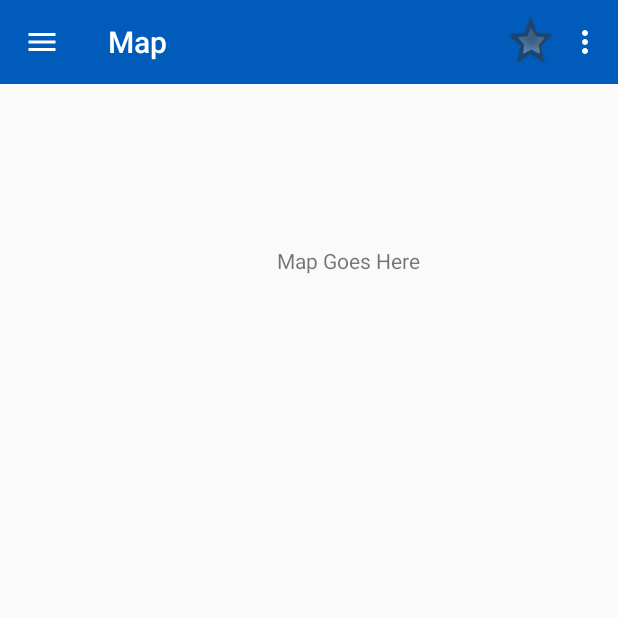
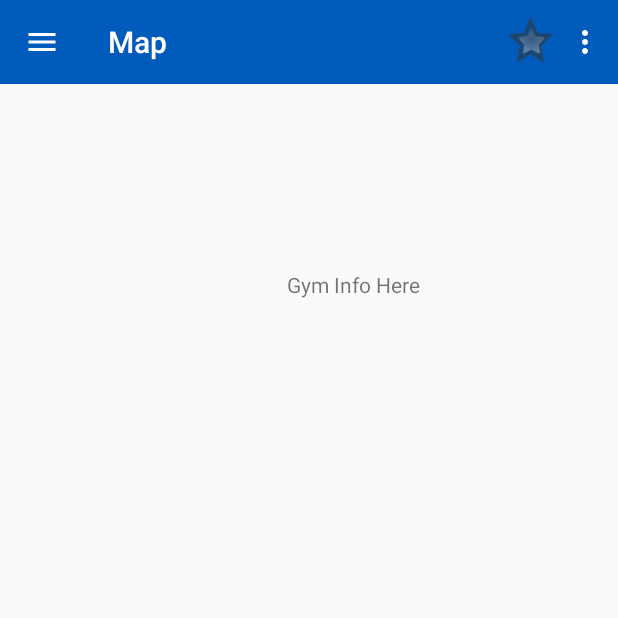
Before and after one commit to Gym-Brogrammers/AlumniApp, an Android app: the screen it shows after launch (MainActivity), in the side drawer, after a tap on "Map", on a phone screen of 412 x 824 dp, the top half of it. Run offline under Robolectric (Android 15) with nearby library versions, the light colour scheme and no system bars; 2 statements that could not run were skipped.

Commit message:
Finished Favorite Screen functionality. Currently depends on specific fragments and will only work within our app. Will look to make more reusable.

```diff
--- a/app/src/main/java/com/example/ubathletics/AlumniGymFragment.java
+++ b/app/src/main/java/com/example/ubathletics/AlumniGymFragment.java
@@ -2,6 +2,7 @@ package com.example.ubathletics;
 
 import android.app.Activity;
 import android.content.Context;
+import android.content.SharedPreferences;
 import android.os.Bundle;
 import android.support.annotation.NonNull;
 import android.support.v4.app.Fragment;
@@ -26,29 +27,42 @@ public class AlumniGymFragment extends Fragment {            //Sets up super bas
     public View onCreateView(@NonNull LayoutInflater inflater, ViewGroup container, Bundle savedInstanceState) {
         this.inflatedView = inflater.inflate(R.layout.alumni_fragment_layout, container, false);
 
+        activity.setTitle(R.string.gym_header);
+
+
         favoriteButton = inflatedView.findViewById(R.id.favoriteButton);
+        SharedPreferences pref = inflatedView.getContext().getSharedPreferences(getString(R.string.favorite_screen_id),Context.MODE_PRIVATE);
+        String test = pref.getString(getString(R.string.favorite_screen_id),null);
+        if(test.equals("AlumniGymFragment")){
+            favoriteButton.setImageResource(R.drawable.ic_favorite_on);
+        }
 
         favoriteButton.setOnClickListener(new View.OnClickListener() {
             @Override
             public void onClick(View v) {
-                if(favoriteButton.getTag().equals("Off")){
+                SharedPreferences pref = v.getContext().getSharedPreferences(getString(R.string.favorite_screen_id),Context.MODE_PRIVATE);
+                SharedPreferences.Editor editor = pref.edit();
+                String favorite = pref.getString(getString(R.string.favorite_screen_id),null);
+                if(!favorite.equals("AlumniGymFragment")){
                     favoriteButton.setImageResource(R.drawable.ic_favorite_on);
-                    favoriteButton.setTag("On");
+                    favorite = "AlumniGymFragment";
                 }
-                else if(favoriteButton.getTag().equals("On")){
+                else{
                     favoriteButton.setImageResource((R.drawable.ic_favorite_off));
-                    favoriteButton.setTag("Off");
+                    favorite = "";
                 }
-
+                editor.putString(getString(R.string.favorite_screen_id),favorite);
+                editor.apply();
             }
         });
-
         return inflatedView;
     }
 
     @Override
-    public void onViewCreated(View view, Bundle savedInstanceState){
+    public void onViewCreated(@NonNull View view, Bundle savedInstanceState){
         super.onViewCreated(view,savedInstanceState);
-        activity.setTitle(R.string.gym_header);
+
+
+
     }
 }
--- a/app/src/main/java/com/example/ubathletics/MainActivity.java
+++ b/app/src/main/java/com/example/ubathletics/MainActivity.java
@@ -1,5 +1,8 @@
 package com.example.ubathletics;
 
+import android.app.Activity;
+import android.content.Context;
+import android.content.SharedPreferences;
 import android.support.design.widget.NavigationView;
 import android.support.v4.app.Fragment;
 import android.support.v4.app.FragmentTransaction;
@@ -30,8 +33,19 @@ public class MainActivity extends AppCompatActivity {
         actionbar.setDisplayHomeAsUpEnabled(true);
         actionbar.setHomeAsUpIndicator(R.drawable.ic_menu);
 
-        trans = getSupportFragmentManager().beginTransaction(); //Sets first fragment, will be favorite page eventually
-        trans.add(R.id.content_frame,new AlumniGymFragment());
+        trans = getSupportFragmentManager().beginTransaction();
+        SharedPreferences favoriteScreenPref = this.getSharedPreferences(getString(R.string.favorite_screen_id),MODE_PRIVATE);
+        String favoriteScreen = favoriteScreenPref.getString(getString(R.string.favorite_screen_id),getString(R.string.favorite_screen_default));
+
+        if(favoriteScreen.equals("AlumniGymFragment")){
+            trans.add(R.id.content_frame,new AlumniGymFragment());
+        }
+        else if(favoriteScreen.equals("MapFragment")){
+            trans.add(R.id.content_frame,new MapFragment());
+        }
+        else{
+            trans.add(R.id.content_frame,new MapFragment());
+        }
         trans.commit();
 
 
--- a/app/src/main/java/com/example/ubathletics/MapFragment.java
+++ b/app/src/main/java/com/example/ubathletics/MapFragment.java
@@ -2,7 +2,9 @@ package com.example.ubathletics;
 
 import android.app.Activity;
 import android.content.Context;
+import android.content.SharedPreferences;
 import android.os.Bundle;
+import android.support.annotation.NonNull;
 import android.support.v4.app.Fragment;
 import android.view.LayoutInflater;
 import android.view.View;
@@ -13,30 +15,42 @@ public class MapFragment extends Fragment{          //Sets up super basic fragme
     View inflatedView = null;
     ImageButton favoriteButton = null;
     private Activity activity;
+
     @Override
     public void onAttach(Context context){
         super.onAttach(context);
         this.activity = (Activity) context;
     }
-    @Override                                       //TODO: Make do something
-    public View onCreateView(LayoutInflater inflater, ViewGroup container,
-                             Bundle savedInstanceState) {
-        this.inflatedView = inflater.inflate(R.layout.map_fragment_layout, container, false);
+
+    @Override
+    public View onCreateView(@NonNull LayoutInflater inflater, ViewGroup container, Bundle savedInstanceState) {
+        this.inflatedView = inflater.inflate(R.layout.alumni_fragment_layout, container, false);
+
+        activity.setTitle(R.string.map_header);
 
         favoriteButton = inflatedView.findViewById(R.id.favoriteButton);
+        SharedPreferences pref = inflatedView.getContext().getSharedPreferences(getString(R.string.favorite_screen_id),Context.MODE_PRIVATE);
+        String test = pref.getString(getString(R.string.favorite_screen_id),null);
+        if(test.equals("MapFragment")){
+            favoriteButton.setImageResource(R.drawable.ic_favorite_on);
+        }
 
         favoriteButton.setOnClickListener(new View.OnClickListener() {
             @Override
             public void onClick(View v) {
-                if(favoriteButton.getTag().equals("Off")){
+                SharedPreferences pref = v.getContext().getSharedPreferences(getString(R.string.favorite_screen_id),Context.MODE_PRIVATE);
+                SharedPreferences.Editor editor = pref.edit();
+                String favorite = pref.getString(getString(R.string.favorite_screen_id),null);
+                if(!favorite.equals("MapFragment")){
                     favoriteButton.setImageResource(R.drawable.ic_favorite_on);
-                    favoriteButton.setTag("On");
+                    favorite = "MapFragment";
                 }
-                else if(favoriteButton.getTag().equals("On")){
+                else{
                     favoriteButton.setImageResource((R.drawable.ic_favorite_off));
-                    favoriteButton.setTag("Off");
+                    favorite = "";
                 }
-
+                editor.putString(getString(R.string.favorite_screen_id),favorite);
+                editor.apply();
             }
         });
         return inflatedView;
--- a/app/src/main/res/values/strings.xml
+++ b/app/src/main/res/values/strings.xml
@@ -7,4 +7,6 @@
     <string name="map_header">Map</string>
     <string name="favorite_on">On</string>
     <string name="favorite_off">Off</string>
+    <string name="favorite_screen_id"></string>
+    <string name="favorite_screen_default">AlumniGymFragment</string>
 </resources>
```
